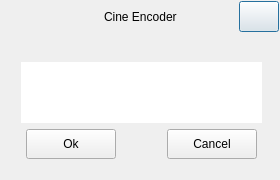
CineEncoder/cine-encoder, file app/dialog.ui: the form before one commit.
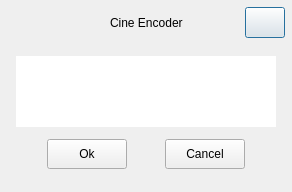
The form after the commit. Icons and pictures are not drawn.

Patch:
```diff
--- a/app/dialog.ui
+++ b/app/dialog.ui
@@ -6,20 +6,20 @@
    <rect>
     <x>0</x>
     <y>0</y>
-    <width>280</width>
-    <height>180</height>
+    <width>292</width>
+    <height>192</height>
    </rect>
   </property>
   <property name="minimumSize">
    <size>
-    <width>280</width>
-    <height>180</height>
+    <width>292</width>
+    <height>192</height>
    </size>
   </property>
   <property name="maximumSize">
    <size>
-    <width>280</width>
-    <height>180</height>
+    <width>292</width>
+    <height>197</height>
    </size>
   </property>
   <property name="windowTitle">
@@ -31,22 +31,34 @@
   </property>
   <layout class="QGridLayout" name="gridLayout">
    <property name="leftMargin">
-    <number>0</number>
+    <number>6</number>
    </property>
    <property name="topMargin">
-    <number>0</number>
+    <number>6</number>
    </property>
    <property name="rightMargin">
-    <number>0</number>
+    <number>6</number>
    </property>
    <property name="bottomMargin">
-    <number>0</number>
+    <number>6</number>
    </property>
    <property name="spacing">
     <number>0</number>
    </property>
    <item row="0" column="0">
     <widget class="QWidget" name="widget_main" native="true">
+     <property name="sizePolicy">
+      <sizepolicy hsizetype="Expanding" vsizetype="Expanding">
+       <horstretch>0</horstretch>
+       <verstretch>0</verstretch>
+      </sizepolicy>
+     </property>
+     <property name="minimumSize">
+      <size>
+       <width>0</width>
+       <height>0</height>
+      </size>
+     </property>
      <layout class="QGridLayout" name="gridLayout_3">
       <property name="leftMargin">
        <number>1</number>
@@ -65,16 +77,22 @@
       </property>
       <item row="0" column="0">
        <widget class="QFrame" name="frame_main">
+        <property name="sizePolicy">
+         <sizepolicy hsizetype="Expanding" vsizetype="Expanding">
+          <horstretch>0</horstretch>
+          <verstretch>0</verstretch>
+         </sizepolicy>
+        </property>
         <property name="minimumSize">
          <size>
-          <width>278</width>
-          <height>178</height>
+          <width>0</width>
+          <height>0</height>
          </size>
         </property>
         <property name="maximumSize">
          <size>
-          <width>278</width>
-          <height>178</height>
+          <width>3840</width>
+          <height>2160</height>
          </size>
         </property>
         <property name="frameShape">
@@ -101,6 +119,12 @@
          </property>
          <item row="0" column="0">
           <widget class="QFrame" name="frame_top">
+           <property name="sizePolicy">
+            <sizepolicy hsizetype="Expanding" vsizetype="Expanding">
+             <horstretch>0</horstretch>
+             <verstretch>0</verstretch>
+            </sizepolicy>
+           </property>
            <property name="minimumSize">
             <size>
              <width>0</width>
@@ -162,9 +186,12 @@
               <property name="orientation">
                <enum>Qt::Horizontal</enum>
               </property>
+              <property name="sizeType">
+               <enum>QSizePolicy::Expanding</enum>
+              </property>
               <property name="sizeHint" stdset="0">
                <size>
-                <width>40</width>
+                <width>5</width>
                 <height>20</height>
                </size>
               </property>
@@ -177,7 +204,7 @@
               </property>
               <property name="sizeHint" stdset="0">
                <size>
-                <width>40</width>
+                <width>5</width>
                 <height>20</height>
                </size>
               </property>
@@ -248,6 +275,12 @@
          </item>
          <item row="1" column="0" rowspan="2">
           <widget class="QFrame" name="frame">
+           <property name="sizePolicy">
+            <sizepolicy hsizetype="Expanding" vsizetype="Expanding">
+             <horstretch>0</horstretch>
+             <verstretch>0</verstretch>
+            </sizepolicy>
+           </property>
            <property name="minimumSize">
             <size>
              <width>0</width>
@@ -260,18 +293,59 @@
            <property name="frameShadow">
             <enum>QFrame::Raised</enum>
            </property>
+           <layout class="QGridLayout" name="gridLayout_4">
+            <property name="topMargin">
+             <number>18</number>
+            </property>
+            <property name="verticalSpacing">
+             <number>12</number>
+            </property>
+            <item row="1" column="3">
+             <widget class="QPushButton" name="buttonCancel">
+              <property name="enabled">
+               <bool>true</bool>
+              </property>
+              <property name="sizePolicy">
+               <sizepolicy hsizetype="Fixed" vsizetype="Fixed">
+                <horstretch>0</horstretch>
+                <verstretch>0</verstretch>
+               </sizepolicy>
+              </property>
+              <property name="minimumSize">
+               <size>
+                <width>80</width>
+                <height>30</height>
+               </size>
+              </property>
+              <property name="text">
+               <string>Cancel</string>
+              </property>
+              <property name="autoDefault">
+               <bool>false</bool>
+              </property>
+              <property name="flat">
+               <bool>false</bool>
+              </property>
+             </widget>
+            </item>
+            <item row="1" column="0">
+             <spacer name="horizontalSpacer_4">
+              <property name="orientation">
+               <enum>Qt::Horizontal</enum>
+              </property>
+              <property name="sizeHint" stdset="0">
+               <size>
+                <width>40</width>
+                <height>20</height>
+               </size>
+              </property>
+             </spacer>
+            </item>
+            <item row="1" column="1">
            <widget class="QPushButton" name="buttonApply">
             <property name="enabled">
              <bool>true</bool>
             </property>
-            <property name="geometry">
-             <rect>
-              <x>25</x>
-              <y>97</y>
-              <width>90</width>
-              <height>30</height>
-             </rect>
-            </property>
             <property name="sizePolicy">
              <sizepolicy hsizetype="Fixed" vsizetype="Fixed">
               <horstretch>0</horstretch>
@@ -294,18 +368,38 @@
              <bool>false</bool>
             </property>
            </widget>
+            </item>
+            <item row="1" column="2">
+             <spacer name="horizontalSpacer_3">
+              <property name="orientation">
+               <enum>Qt::Horizontal</enum>
+              </property>
+              <property name="sizeHint" stdset="0">
+               <size>
+                <width>40</width>
+                <height>20</height>
+               </size>
+              </property>
+             </spacer>
+            </item>
+            <item row="1" column="4">
+             <spacer name="horizontalSpacer_5">
+              <property name="orientation">
+               <enum>Qt::Horizontal</enum>
+              </property>
+              <property name="sizeHint" stdset="0">
+               <size>
+                <width>40</width>
+                <height>20</height>
+               </size>
+              </property>
+             </spacer>
+            </item>
+            <item row="0" column="0" colspan="5">
            <widget class="QTextBrowser" name="textBrowser">
             <property name="enabled">
              <bool>true</bool>
             </property>
-            <property name="geometry">
-             <rect>
-              <x>20</x>
-              <y>30</y>
-              <width>241</width>
-              <height>61</height>
-             </rect>
-            </property>
             <property name="mouseTracking">
              <bool>true</bool>
             </property>
@@ -332,50 +426,18 @@
             </property>
             <property name="html">
              <string>&lt;!DOCTYPE HTML PUBLIC &quot;-//W3C//DTD HTML 4.0//EN&quot; &quot;http://www.w3.org/TR/REC-html40/strict.dtd&quot;&gt;
-&lt;html&gt;&lt;head&gt;&lt;meta name=&quot;qrichtext&quot; content=&quot;1&quot; /&gt;&lt;style type=&quot;text/css&quot;&gt;
+&lt;html&gt;&lt;head&gt;&lt;meta name=&quot;qrichtext&quot; content=&quot;1&quot; /&gt;&lt;meta charset=&quot;utf-8&quot; /&gt;&lt;style type=&quot;text/css&quot;&gt;
 p, li { white-space: pre-wrap; }
-&lt;/style&gt;&lt;/head&gt;&lt;body style=&quot; font-family:'MS Shell Dlg 2'; font-size:8.25pt; font-weight:400; font-style:normal;&quot;&gt;
+&lt;/style&gt;&lt;/head&gt;&lt;body style=&quot; font-family:'Sans Serif'; font-size:9pt; font-weight:400; font-style:normal;&quot;&gt;
 &lt;p align=&quot;center&quot; style=&quot;-qt-paragraph-type:empty; margin-top:0px; margin-bottom:0px; margin-left:0px; margin-right:0px; -qt-block-indent:0; text-indent:0px; font-family:'Noto Sans'; font-size:10pt;&quot;&gt;&lt;br /&gt;&lt;/p&gt;&lt;/body&gt;&lt;/html&gt;</string>
             </property>
             <property name="openLinks">
              <bool>true</bool>
             </property>
            </widget>
-           <widget class="QPushButton" name="buttonCancel">
-            <property name="enabled">
-             <bool>true</bool>
-            </property>
-            <property name="geometry">
-             <rect>
-              <x>166</x>
-              <y>97</y>
-              <width>90</width>
-              <height>30</height>
-             </rect>
-            </property>
-            <property name="sizePolicy">
-             <sizepolicy hsizetype="Fixed" vsizetype="Fixed">
-              <horstretch>0</horstretch>
-              <verstretch>0</verstretch>
-             </sizepolicy>
-            </property>
-            <property name="minimumSize">
-             <size>
-              <width>80</width>
-              <height>30</height>
-             </size>
-            </property>
-            <property name="text">
-             <string>Cancel</string>
-            </property>
-            <property name="autoDefault">
-             <bool>false</bool>
-            </property>
-            <property name="flat">
-             <bool>false</bool>
-            </property>
-           </widget>
-          </widget>
+            </item>
+           </layout>
+          </widget>
          </item>
         </layout>
        </widget>
```
Left out of the diff: 6 changed lines with no effect on the pictures. Lines whose indentation alone changed are shown as unchanged.
